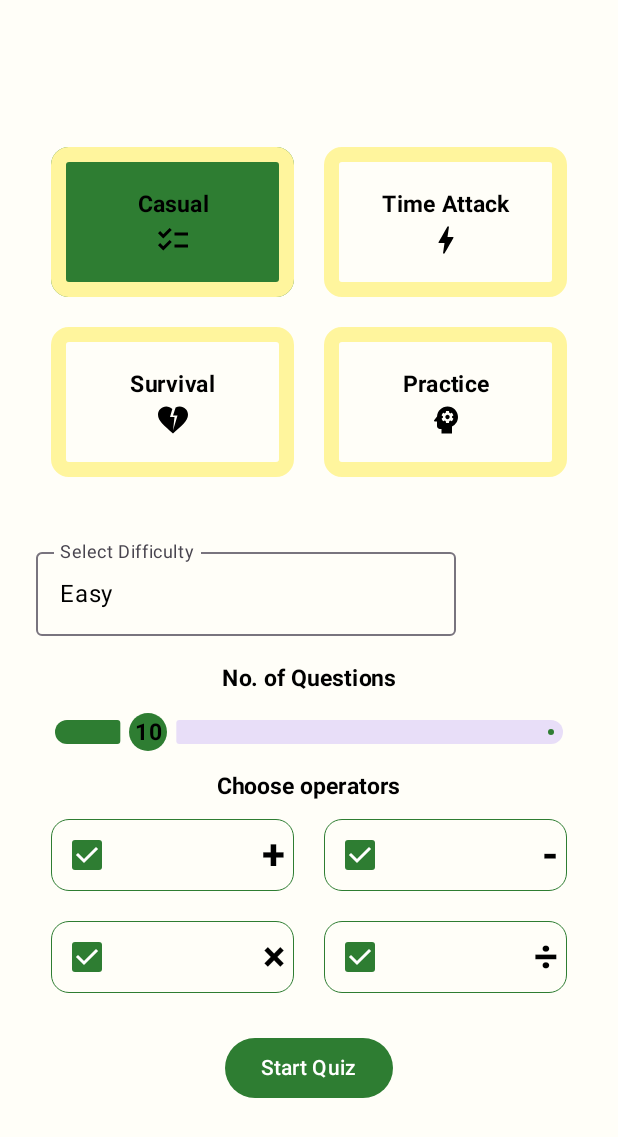
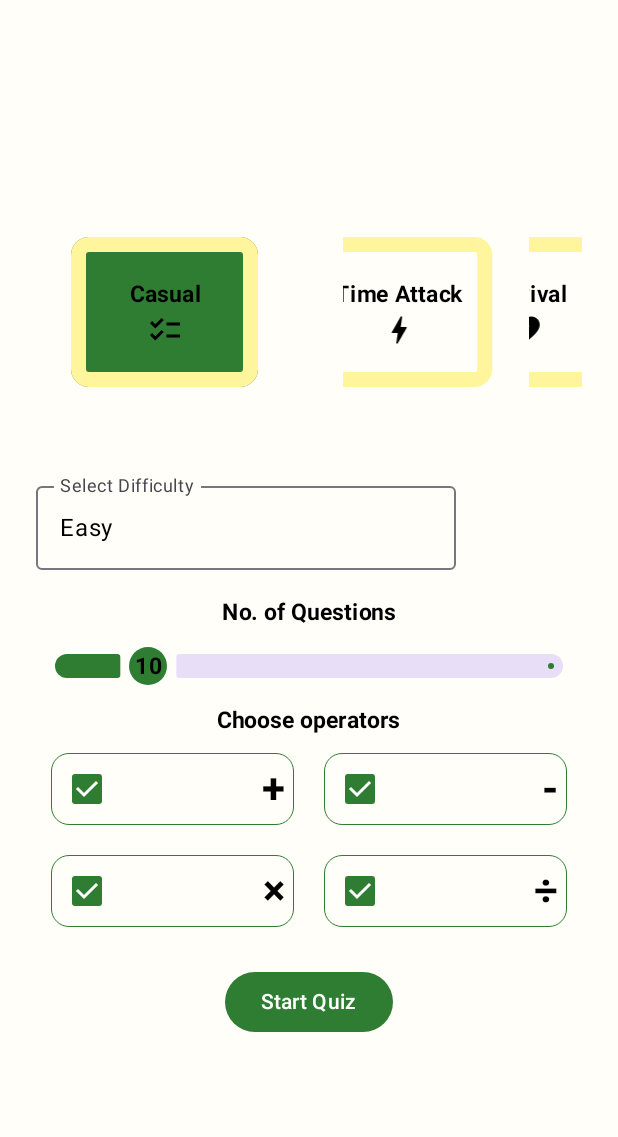
Before and after one commit to Mariusflores/MentalMath, an Android app built with Jetpack Compose: the QuizSelectorScreen screen opened through its navigation route, on a phone screen of 412 x 824 dp. Shown: the top 1137 px of the screen. Run offline under Robolectric (Android 15) with nearby library versions, the phone set to English and light mode, and no system bars.

Commit message:
Carousel instead of vertical grid Gamemode selection

```diff
--- a/app/src/main/java/com/example/mentalmath/ui/screens/SelectionScreen.kt
+++ b/app/src/main/java/com/example/mentalmath/ui/screens/SelectionScreen.kt
@@ -2,17 +2,22 @@ package com.example.mentalmath.ui.screens
 
 import androidx.compose.foundation.layout.Arrangement
 import androidx.compose.foundation.layout.Column
+import androidx.compose.foundation.layout.PaddingValues
 import androidx.compose.foundation.layout.Row
 import androidx.compose.foundation.layout.Spacer
 import androidx.compose.foundation.layout.fillMaxSize
 import androidx.compose.foundation.layout.fillMaxWidth
 import androidx.compose.foundation.layout.height
 import androidx.compose.foundation.layout.padding
+import androidx.compose.foundation.layout.wrapContentHeight
 import androidx.compose.foundation.lazy.grid.GridCells
 import androidx.compose.foundation.lazy.grid.LazyVerticalGrid
 import androidx.compose.foundation.lazy.grid.items
 import androidx.compose.material3.Button
+import androidx.compose.material3.ExperimentalMaterial3Api
 import androidx.compose.material3.Text
+import androidx.compose.material3.carousel.HorizontalMultiBrowseCarousel
+import androidx.compose.material3.carousel.rememberCarouselState
 import androidx.compose.runtime.Composable
 import androidx.compose.runtime.getValue
 import androidx.compose.runtime.mutableFloatStateOf
@@ -37,6 +42,7 @@ import com.example.mentalmath.ui.viewmodel.SettingsViewModel
 
 private const val OPERATOR_LABEL = "Choose operators"
 
+@OptIn(ExperimentalMaterial3Api::class)
 @Composable
 fun QuizSelectorScreen(
     navController: NavController,
@@ -45,20 +51,24 @@ fun QuizSelectorScreen(
     modifier: Modifier = Modifier
 ) {
     var selectedDifficulty by remember { mutableStateOf(settingsViewModel.difficulty.value) }
+
     var quizLength by remember { mutableStateOf(settingsViewModel.quizLength.value) }
     val operatorList = settingsViewModel.operators.value
-    var selectedGameMode: GameMode by remember { mutableStateOf(GameMode.Casual) }
     var sliderPosition by remember { mutableFloatStateOf(10f) }
 
 
     val difficultyLabel = stringResource(R.string.difficulty_label)
 
-    val gameModeList = listOf<GameMode>(
+    val gameModeList = remember {listOf<GameMode>(
         GameMode.Casual,
         GameMode.TimeAttack,
         GameMode.Survival,
         GameMode.Practice
-    )
+    )}
+
+    var selectedGameMode: GameMode by remember { mutableStateOf(gameModeList.first()) }
+
+
     val difficultyList = listOf(
         stringResource(R.string.difficulty_easy),
         stringResource(R.string.difficulty_medium),
@@ -80,18 +90,37 @@ fun QuizSelectorScreen(
         verticalArrangement = Arrangement.Center,
         horizontalAlignment = Alignment.CenterHorizontally
     ) {
+
+        HorizontalMultiBrowseCarousel(
+            state = rememberCarouselState { gameModeList.count() },
+            modifier = Modifier
+                .fillMaxWidth()
+                .wrapContentHeight()
+                .padding(top = 16.dp, bottom = 16.dp),
+            preferredItemWidth = 186.dp,
+            itemSpacing = 8.dp,
+            contentPadding = PaddingValues(horizontal = 16.dp)
+        ) {
+            i ->
+            val gameMode = gameModeList[i]
+            GameModeCard(
+                selectedGameMode = selectedGameMode,
+                gameMode = gameMode,
+                onSelect = {selectedGameMode = it}
+            )
+        }
+
+        /*
         LazyVerticalGrid(
             columns = GridCells.Fixed(2),
             modifier = Modifier.fillMaxWidth()
         ) {
             items(gameModeList) { gameMode ->
-                GameModeCard(
-                    selectedGameMode = selectedGameMode,
-                    gameMode = gameMode,
-                    onSelect = {selectedGameMode = it}
-                    )
+
             }
         }
+
+         */
         Spacer(modifier = modifier.height(16.dp))
 
         Spacer(modifier = modifier.height(16.dp))
```
